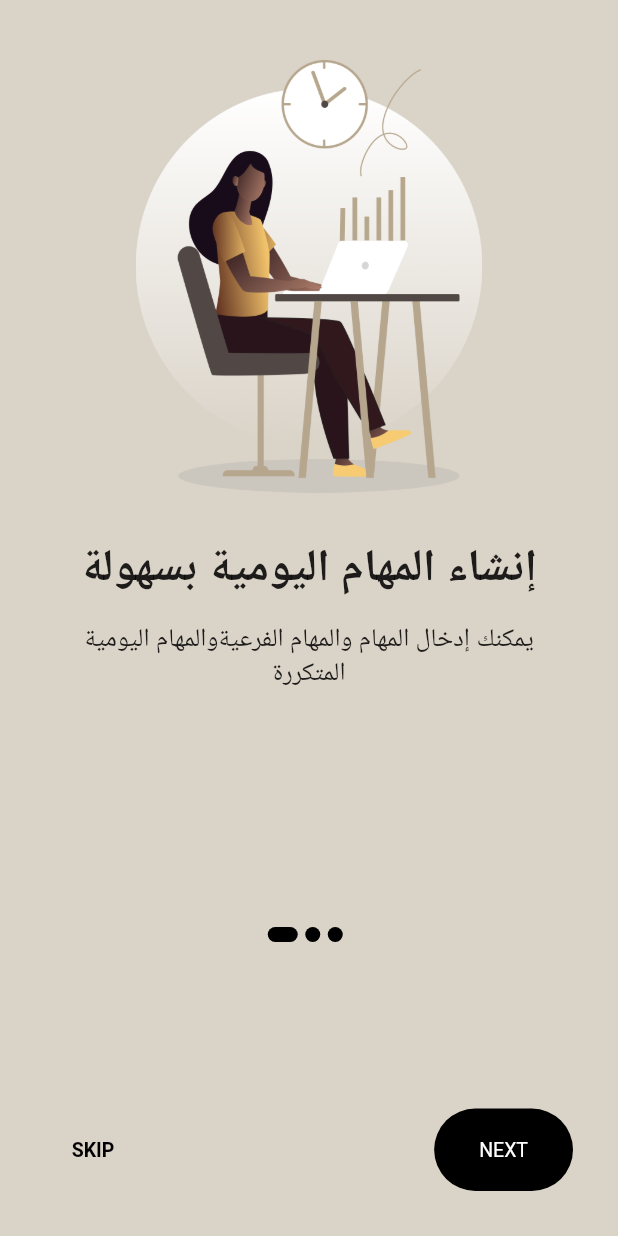
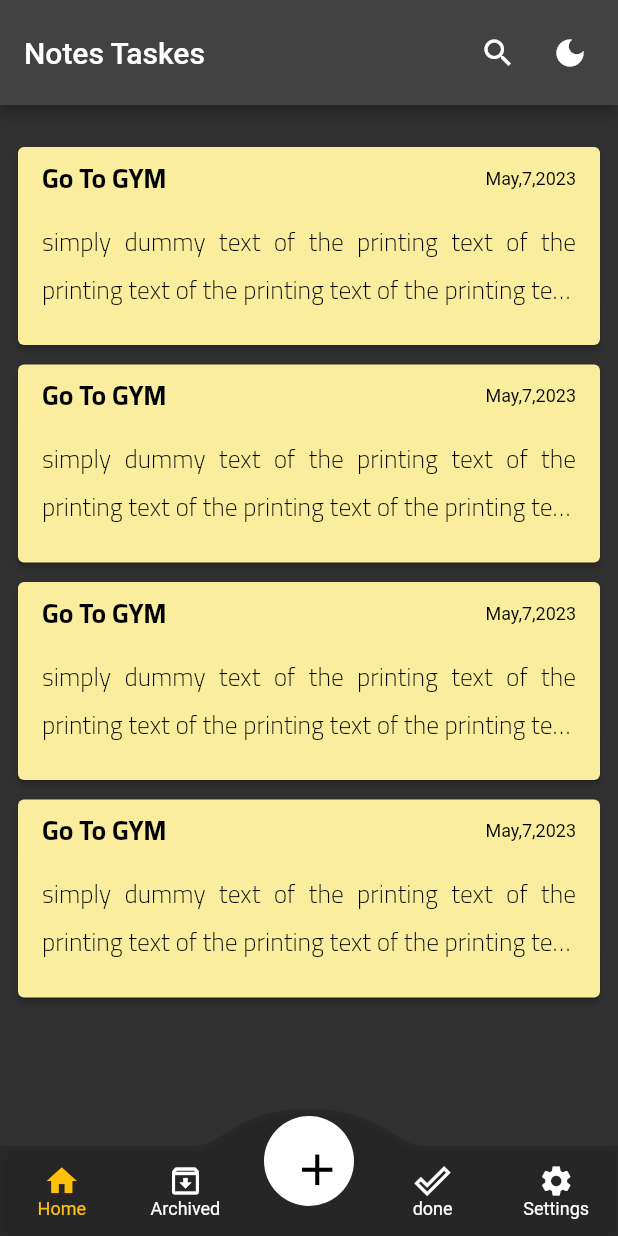
Before and after one commit to TaherSalah/note_app, a Flutter app: the screen it shows after launch, on a phone screen of 412 x 824 dp. Run offline on Flutter 3.47's test engine with Material 2 defaults, Android fonts, the phone set to English and light mode, and no system bars; drawn by our look-alikes of convex_bottom_bar, flutter_slidable; our stand-ins replace flutter_bloc, flutter_svg, hive, hive_flutter; accounts and stored records are empty; Roboto replaces fonts that are missing (Mulish).

Commit message:
async navbar with cubit screen

```diff
--- /dev/null
+++ b/lib/layout/layout_screen.dart
@@ -0,0 +1,64 @@
+
+
+
+import 'package:flutter/material.dart';
+import 'package:flutter_bloc/flutter_bloc.dart';
+import 'package:notes/shared/cubit/cubit.dart';
+import 'package:notes/shared/cubit/state.dart';
+import '../../shared/components/widgets/custom_nav_bar.dart';
+
+class NotesScreen extends StatelessWidget {
+  const NotesScreen({super.key});
+
+  @override
+  Widget build(BuildContext context) {
+    return BlocConsumer<NotesCubit,NotesStates>(
+      listener: (context,state){},
+      builder: (context,state){
+        var cubit =NotesCubit.get(context);
+        return Scaffold(
+            appBar: AppBar(
+              toolbarHeight: 70,
+              title: Text('Notes Taskes'),
+              actions: [
+                Padding(
+                  padding: const EdgeInsets.symmetric(horizontal: 8.0),
+                  child: Row(
+                    children: [
+                      IconButton(onPressed: (){}, icon:const Icon(Icons.search)),
+                      IconButton(onPressed: (){}, icon:const Icon(Icons.dark_mode)),
+                    ],
+                  ),
+                ),
+
+              ],
+            ),
+            body:cubit.screens[cubit.currentIndex],
+            bottomNavigationBar: const CustomBottomNavBar()
+
+        );
+      },
+
+    );
+
+  }
+}
+
+
+
+// AppBar(
+//
+// title: Row(children: [
+// Image.asset('assets/images/logo 2.png',),
+// Text(
+// 'Notes',
+// style: Theme.of(context)
+// .textTheme
+//     .bodyText1!
+// .copyWith(fontSize: 30, fontWeight: FontWeight.bold),
+// ),
+// ],),
+// actions: [
+// IconButton(onPressed: () {}, icon: const Icon(Icons.search)),
+// ],
+// ),
--- a/lib/main.dart
+++ b/lib/main.dart
@@ -1,14 +1,16 @@
 import 'package:flutter/material.dart';
+import 'package:flutter_bloc/flutter_bloc.dart';
 import 'package:hive_flutter/adapters.dart';
-import 'package:notes/models/onBoarding/onBoarding_screen.dart';
 import 'package:notes/moduals/notes_models/notes_model_data.dart';
+import 'package:notes/shared/cubit/cubit.dart';
+import 'package:notes/shared/cubit/state.dart';
 import 'package:notes/shared/style/constance.dart';
+import 'layout/layout_screen.dart';
 
-
-void main()async {
+void main() async {
   await Hive.initFlutter();
   //// open box ////
- await Hive.openBox(kNotesBox);
+  await Hive.openBox(kNotesBox);
   Hive.registerAdapter(NotesModelAdapter());
   runApp(const MyApp());
 }
@@ -19,15 +21,23 @@ class MyApp extends StatelessWidget {
   // This widget is the root of your application.
   @override
   Widget build(BuildContext context) {
-    return MaterialApp(
-      debugShowCheckedModeBanner: false,
-      theme: ThemeData(
-          brightness: Brightness.light,
-        bottomNavigationBarTheme: const BottomNavigationBarThemeData(
-          backgroundColor: Colors.black12
-        )
+    return MultiBlocProvider(
+      providers: [
+        BlocProvider(create: (context) => NotesCubit()),
+      ],
+      child: BlocConsumer<NotesCubit, NotesStates>(
+        listener: (context, state) {},
+        builder: (context, state) {
+          return MaterialApp(
+            debugShowCheckedModeBanner: false,
+            theme: ThemeData(
+                brightness: Brightness.dark,
+                bottomNavigationBarTheme: const BottomNavigationBarThemeData(
+                    backgroundColor: Colors.black12)),
+            home: const NotesScreen(),
+          );
+        },
       ),
-      home: const OnBoardingScreen(),
     );
   }
 }
--- a/lib/models/Login/components/login_form.dart
+++ b/lib/models/Login/components/login_form.dart
@@ -1,11 +1,8 @@
 import 'package:flutter/material.dart';
-import 'package:notes/models/notes/notes_screen.dart';
 import 'package:notes/shared/components/widgets/custom_button.dart';
-import 'package:notes/shared/components/widgets/navigate_and_finish.dart';
-
+import '../../../layout/layout_screen.dart';
 import '../../../shared/components/widgets/already_have_an_account_acheck.dart';
 import '../../../shared/style/constance.dart';
-import '../../Signup/signup_screen.dart';
 
 class LoginForm extends StatelessWidget {
   const LoginForm({
--- /dev/null
+++ b/lib/models/home_notes/notes_screen.dart
@@ -0,0 +1,39 @@
+import 'package:flutter/material.dart';
+import 'package:flutter_bloc/flutter_bloc.dart';
+
+import '../../shared/components/widgets/notes_list_view.dart';
+import '../../shared/cubit/cubit.dart';
+import '../../shared/cubit/state.dart';
+
+
+class LayoutHome extends StatelessWidget {
+  const LayoutHome({Key? key}) : super(key: key);
+
+  @override
+  Widget build(BuildContext context) {
+    return BlocConsumer<NotesCubit,NotesStates>(
+      listener: (context,state){},
+      builder: (context,state){
+        return Scaffold(
+          body: Padding(
+            padding: const EdgeInsets.symmetric(vertical: 10),
+            child: Column(
+              children: [
+                SizedBox(height: 14,),
+
+                Expanded(
+                  child: ListView.separated(
+                      physics:const BouncingScrollPhysics(),
+                      itemBuilder: (context,i)=>const ListViewBuilder(),
+                      separatorBuilder:(context,i)=>const SizedBox(height: 1,) , itemCount: 4),
+                ),
+
+              ],
+
+            ),
+          ),
+        );
+      },
+    );
+  }
+}
--- a/lib/shared/components/widgets/custom_nav_bar.dart
+++ b/lib/shared/components/widgets/custom_nav_bar.dart
@@ -1,22 +1,35 @@
 import 'package:convex_bottom_bar/convex_bottom_bar.dart';
 import 'package:flutter/material.dart';
+import 'package:flutter_bloc/flutter_bloc.dart';
+import 'package:notes/shared/cubit/cubit.dart';
+import 'package:notes/shared/cubit/state.dart';
 import 'add_bottom_sheet.dart';
 
 
-class CustomBottomNavBar extends StatelessWidget {
+class CustomBottomNavBar extends StatefulWidget {
   const CustomBottomNavBar({Key? key}) : super(key: key);
 
   @override
+  State<CustomBottomNavBar> createState() => _CustomBottomNavBarState();
+}
+
+class _CustomBottomNavBarState extends State<CustomBottomNavBar> {
+  @override
   Widget build(BuildContext context) {
+    return BlocConsumer<NotesCubit,NotesStates>(
+      listener: (context,state){},
+      builder: (context,state){
+       var cubit=  NotesCubit.get(context);
         return ConvexAppBar(
           style: TabStyle.fixedCircle,
           backgroundColor: Colors.black12,
           elevation: 1.5,
           color: Colors.white,
-      initialActiveIndex: 1,
+          initialActiveIndex: cubit.currentIndex,
           curveSize: 125,
           height: 60,
           activeColor: Colors.amber.withOpacity(1.0),
+
           items: [
             const TabItem(
               icon: Icons.home,
@@ -46,7 +59,12 @@ class CustomBottomNavBar extends StatelessWidget {
             const TabItem(icon: Icons.done_outline, title: 'done'),
             const TabItem(icon: Icons.settings, title: 'Settings'),
           ],
-      onTap: (i) {},
+          onTap: (index) {
+            cubit.changeCurrentIndex(index);
+            print(index);
+          },
+        ) ;
+      },
     );
   }
 }
--- a/lib/shared/cubit/cubit.dart
+++ b/lib/shared/cubit/cubit.dart
@@ -1,8 +1,29 @@
+import 'package:flutter/cupertino.dart';
 import 'package:flutter_bloc/flutter_bloc.dart';
+import 'package:notes/models/archived/archived_screen.dart';
+import 'package:notes/models/done/done_screen.dart';
+import 'package:notes/models/home_notes/notes_screen.dart';
+import 'package:notes/models/settings/settings_screen.dart';
+import 'package:notes/shared/components/widgets/add_bottom_sheet.dart';
 import 'package:notes/shared/cubit/state.dart';
+
 
 class NotesCubit extends Cubit<NotesStates> {
   NotesCubit() : super(NotesInitialState());
 
+static NotesCubit get(context) =>BlocProvider.of(context);
 
+  int currentIndex = 0;
+  List<Widget> screens = [
+    const LayoutHome(),
+    const ArchivedScreen(),
+    // const AddNoteBottomSheet(),
+    const DoneScreen(),
+    const SettingsScreen(),
+  ];
+
+  changeCurrentIndex(int index) {
+    currentIndex = index;
+    emit(NotesChangeBottomNavBarState());
+  }
 }
--- a/lib/shared/cubit/state.dart
+++ b/lib/shared/cubit/state.dart
@@ -12,3 +12,5 @@ class NotesErrorState extends NotesStates {
   NotesErrorState(this.error);
 
 }
+
+class NotesChangeBottomNavBarState extends NotesStates {}
```
Also changed, not shown: lib/models/archived/archived_screen.dart (+11 -2 lines), lib/models/done/done_screen.dart (+10 -2 lines), lib/models/notes/notes_screen.dart (deleted, +0 -54 lines), lib/models/settings/settings_screen.dart (+11 -2 lines). Lines whose indentation alone changed are shown as unchanged.
